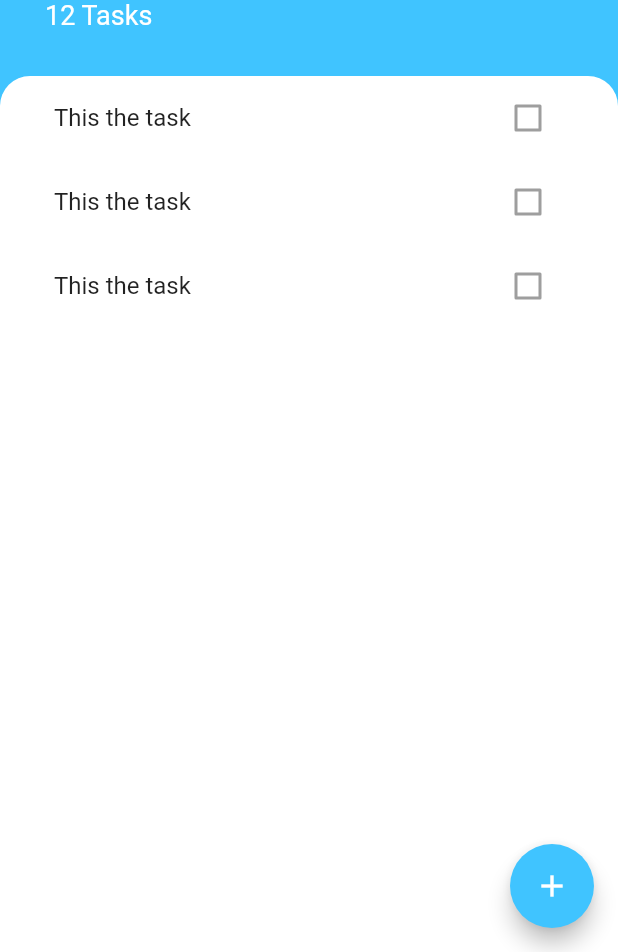
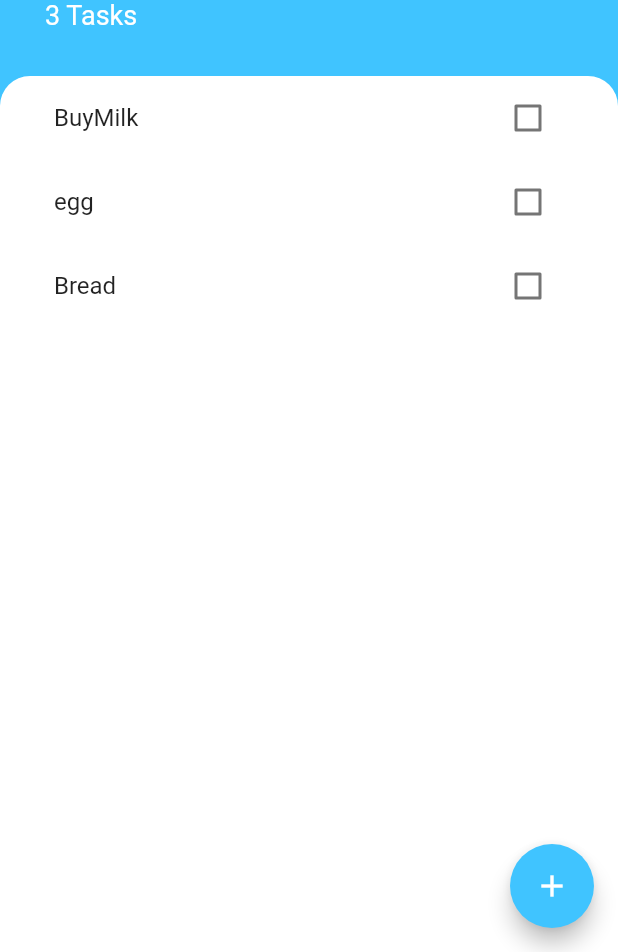
Before and after one commit to emmanueledem/todo, a Flutter app: the screen it shows after launch, on a phone screen of 412 x 824 dp, the part 284-1236 px from its top. Run offline on Flutter 3.47's test engine with Material 2 defaults, Android fonts, the phone set to English and light mode, and no system bars; our stand-ins replace rflutter_alert.

```diff
--- /dev/null
+++ b/lib/list.dart
@@ -0,0 +1,33 @@
+import 'package:flutter/cupertino.dart';
+import 'package:flutter/material.dart';
+import 'package:todo/modules/task.dart';
+
+class Data extends ChangeNotifier {
+  final List<Task> _tasks = [
+    Task(name: 'BuyMilk'),
+    Task(name: 'egg'),
+    Task(name: 'Bread'),
+  ];
+
+  int get taskCount => _tasks.length;
+
+  void addNewItem(newTaskTitle) {
+    _tasks.add(Task(name: newTaskTitle));
+    notifyListeners();
+  }
+
+  dynamic getItem(index) {
+    return _tasks[index];
+  }
+
+  void checkBoxtoggler(index) {
+    _tasks[index].toggleDone();
+    notifyListeners();
+  }
+
+  void removeTask(index) {
+    _tasks.removeAt(index);
+    notifyListeners();
+
+  }
+}
--- a/lib/main.dart
+++ b/lib/main.dart
@@ -1,5 +1,7 @@
 import 'package:flutter/material.dart';
 import 'package:todo/screens/task_screen.dart';
+import 'package:provider/provider.dart';
+import 'list.dart';
 
 void main() {
   runApp(const MyApp());
@@ -15,9 +17,12 @@ class MyApp extends StatefulWidget {
 class _MyAppState extends State<MyApp> {
   @override
   Widget build(BuildContext context) {
-    return const MaterialApp(
-      debugShowCheckedModeBanner: false,
-      home: TaskScreen(),
+    return ChangeNotifierProvider<Data>(
+      create: (context) => Data(),
+      child: MaterialApp(
+        debugShowCheckedModeBanner: false,
+        home: TaskScreen(),
+      ),
     );
   }
 }
--- /dev/null
+++ b/lib/modules/task.dart
@@ -0,0 +1,10 @@
+class Task {
+  final String? name;
+  bool isDone;
+
+  Task({this.name, this.isDone = false});
+
+  void toggleDone() {
+    isDone = !isDone;
+  }
+}
--- a/lib/screens/task_screen.dart
+++ b/lib/screens/task_screen.dart
@@ -1,10 +1,10 @@
 import 'package:flutter/material.dart';
+import 'package:provider/provider.dart';
 import 'package:todo/widgets/task_list.dart';
-
+import 'package:todo/list.dart';
 import 'add_taskScreen.dart';
 
 class TaskScreen extends StatelessWidget {
-  const TaskScreen({Key? key}) : super(key: key);
   @override
   Widget build(BuildContext context) {
     return Scaffold(
@@ -12,8 +12,9 @@ class TaskScreen extends StatelessWidget {
       floatingActionButton: FloatingActionButton(
         onPressed: () {
           showModalBottomSheet(
-              context: context,
-              builder: (BuildContext context) => const AddTaskScreen());
+            context: context,
+            builder: (BuildContext context) => AddTaskScreen(),
+          );
         },
         child: const Icon(Icons.add),
         backgroundColor: Colors.lightBlueAccent,
@@ -26,8 +27,8 @@ class TaskScreen extends StatelessWidget {
                 top: 60.0, left: 30.0, right: 30.0, bottom: 30.0),
             child: Column(
               crossAxisAlignment: CrossAxisAlignment.start,
-              children: const [
-                CircleAvatar(
+              children: [
+                const CircleAvatar(
                   radius: 30.0,
                   backgroundColor: Colors.white,
                   child: Icon(
@@ -36,10 +37,10 @@ class TaskScreen extends StatelessWidget {
                     size: 30.0,
                   ),
                 ),
-                SizedBox(
+                const SizedBox(
                   height: 10.0,
                 ),
-                Text(
+                const Text(
                   'Todo',
                   style: TextStyle(
                       color: Colors.white,
@@ -47,15 +48,15 @@ class TaskScreen extends StatelessWidget {
                       fontWeight: FontWeight.w700),
                 ),
                 Text(
-                  '12 Tasks',
-                  style: TextStyle(color: Colors.white, fontSize: 18.0),
+                  '${Provider.of<Data>(context).taskCount} Tasks',
+                  style: const TextStyle(color: Colors.white, fontSize: 18.0),
                 ),
               ],
             ),
           ),
           Expanded(
             child: Container(
-              padding: EdgeInsets.symmetric(
+              padding: const EdgeInsets.symmetric(
                 horizontal: 20.0,
               ),
               decoration: const BoxDecoration(
--- a/lib/widgets/task_list.dart
+++ b/lib/widgets/task_list.dart
@@ -1,15 +1,37 @@
 import 'package:flutter/material.dart';
 import 'package:todo/widgets/task_tile.dart';
+import 'package:provider/provider.dart';
+import 'package:todo/list.dart';
 
 class TaskList extends StatelessWidget {
   @override
   Widget build(BuildContext context) {
-    return ListView(
-      children: const <Widget>[
-        TaskTile(),
-        TaskTile(),
-        TaskTile(),
-      ],
-    );
+    return Consumer<Data>(builder: (context, Data, child) {
+      return ListView.builder(
+        itemBuilder: (context, index) {
+          return GestureDetector(
+            onLongPress: () {
+              SnackBar snackBar = SnackBar(
+                backgroundColor: Colors.lightBlueAccent,
+                content: Text(
+                  Data.getItem(index).name + ' Removed',
+                  style: const TextStyle(color: Colors.white),
+                ),
+              );
+              ScaffoldMessenger.of(context).showSnackBar(snackBar);
+              Data.removeTask(index);
+            },
+            child: TaskTile(
+              isChecked: Data.getItem(index).isDone,
+              tasktitle: Data.getItem(index).name.toString(),
+              checkBoxCallback: (newValue) {
+                Data.checkBoxtoggler(index);
+              },
+            ),
+          );
+        },
+        itemCount: Data.taskCount,
+      );
+    });
   }
 }
--- a/lib/widgets/task_tile.dart
+++ b/lib/widgets/task_tile.dart
@@ -1,17 +1,28 @@
 import 'package:flutter/material.dart';
 
 class TaskTile extends StatelessWidget {
-  const TaskTile({
-    Key? key,
-  }) : super(key: key);
+  final bool isChecked;
+  final String tasktitle;
+  final Function(bool?)? checkBoxCallback;
+
+  TaskTile(
+      {required this.isChecked,
+      required this.tasktitle,
+      this.checkBoxCallback});
 
   @override
   Widget build(BuildContext context) {
-    return const ListTile(
-      title: Text('This the task'),
+    return ListTile(
+      title: Text(
+        tasktitle,
+        style: TextStyle(
+            decoration:
+                isChecked ? TextDecoration.lineThrough : TextDecoration.none),
+      ),
       trailing: Checkbox(
-        value: false,
-        onChanged: null,
+        activeColor: Colors.lightBlueAccent,
+        value: isChecked,
+        onChanged: checkBoxCallback,
       ),
     );
   }
--- a/pubspec.yaml
+++ b/pubspec.yaml
@@ -34,6 +34,8 @@ dependencies:
   # The following adds the Cupertino Icons font to your application.
   # Use with the CupertinoIcons class for iOS style icons.
   cupertino_icons: ^1.0.2
+  provider: ^6.0.2
+  rflutter_alert: ^2.0.4
 
 dev_dependencies:
   flutter_test:
```
Also changed, not shown: lib/screens/add_taskScreen.dart (+44 -5 lines), pubspec.lock.
